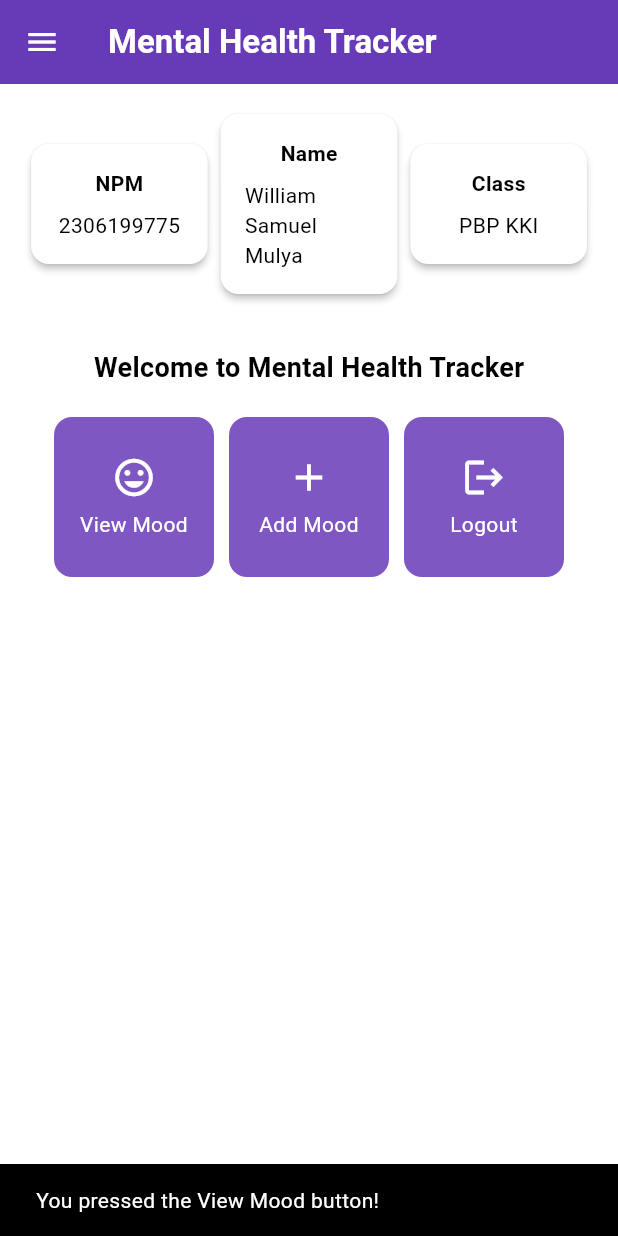
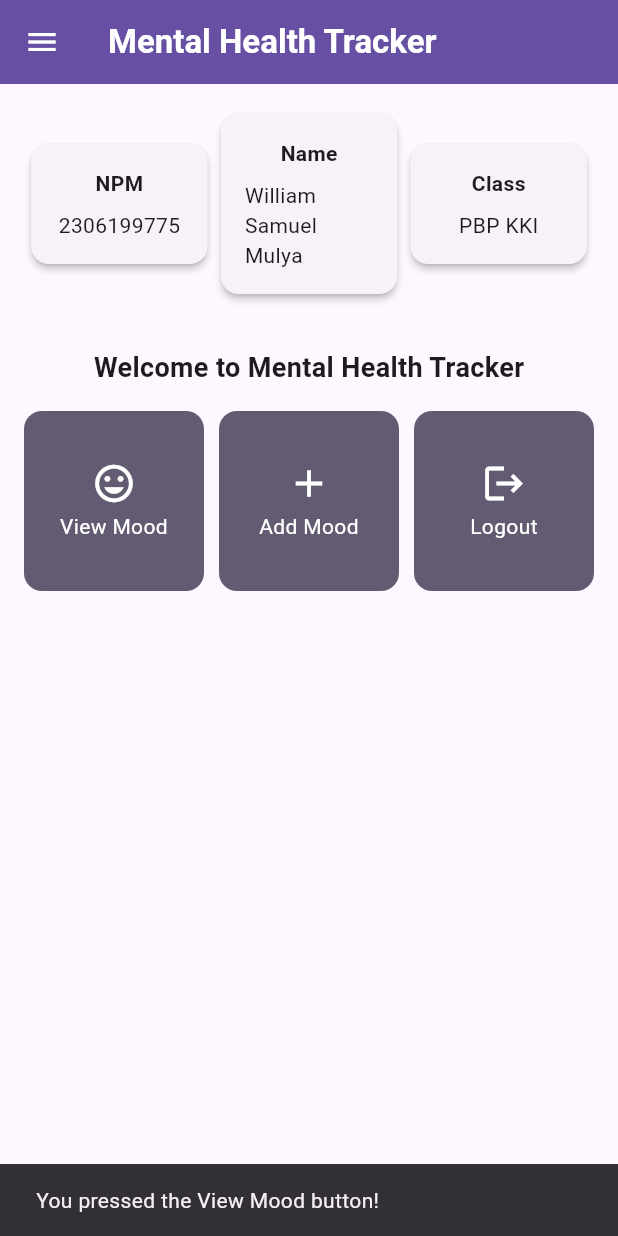
Before and after one commit to sugonamu/mental-health-tracker-mobile, a Flutter app: the screen it shows after launch, after a tap on "View Mood", on a phone screen of 412 x 824 dp. Run offline on Flutter 3.47's test engine with Material 3 defaults, Android fonts, the phone set to English and light mode, and no system bars.

Commit message:
File Refactoring

```diff
--- a/lib/main.dart
+++ b/lib/main.dart
@@ -1,5 +1,5 @@
 import 'package:flutter/material.dart';
-import 'package:mental_health_tracker/menu.dart';
+import 'package:mental_health_tracker/screens/menu.dart';
 
 void main() {
   runApp(const MyApp());
@@ -8,32 +8,14 @@ void main() {
 class MyApp extends StatelessWidget {
   const MyApp({super.key});
 
-  // This widget is the root of your application.
   @override
   Widget build(BuildContext context) {
     return MaterialApp(
-      title: 'Flutter Demo',
+      title: 'Mental Health Tracker',
       theme: ThemeData(
-        // This is the theme of your application.
-        //
-        // TRY THIS: Try running your application with "flutter run". You'll see
-        // the application has a purple toolbar. Then, without quitting the app,
-        // try changing the seedColor in the colorScheme below to Colors.green
-        // and then invoke "hot reload" (save your changes or press the "hot
-        // reload" button in a Flutter-supported IDE, or press "r" if you used
-        // the command line to start the app).
-        //
-        // Notice that the counter didn't reset back to zero; the application
-        // state is not lost during the reload. To reset the state, use hot
-        // restart instead.
-        //
-        // This works for code too, not just values: Most code changes can be
-        // tested with just a hot reload.
-         colorScheme: ColorScheme.fromSwatch(
-            primarySwatch: Colors.deepPurple,
-      ).copyWith(secondary: Colors.deepPurple[400]),
+        primarySwatch: Colors.blue,
       ),
-      home:MyHomePage()
+      home: MyHomePage(), // MyHomePage is now accessible
     );
   }
 }
--- a/lib/menu.dart
+++ /dev/null
@@ -1,166 +0,0 @@
-import 'package:flutter/material.dart';
-import 'package:mental_health_tracker/moodentry_form.dart';
-import 'package:mental_health_tracker/widgets/left_drawer.dart';
-
-class MyHomePage extends StatelessWidget {
-  final String npm = '2306199775';
-  final String name = 'William Samuel Mulya';
-  final String className = 'PBP KKI';
-
-  final List<ItemHomepage> items = [
-    ItemHomepage("View Mood", Icons.mood),
-    ItemHomepage("Add Mood", Icons.add),
-    ItemHomepage("Logout", Icons.logout),
-  ];
-
-  MyHomePage({super.key});
-
-  @override
-  Widget build(BuildContext context) {
-    return Scaffold(
-      appBar: AppBar(
-        title: const Text(
-          'Mental Health Tracker',
-          style: TextStyle(
-            color: Colors.white,
-            fontWeight: FontWeight.bold,
-          ),
-        ),
-        iconTheme: const IconThemeData(color: Colors.white),
-        backgroundColor: Theme.of(context).colorScheme.primary,
-      ),
-      drawer: const LeftDrawer(),
-      body: Padding(
-        padding: const EdgeInsets.all(16.0),
-        child: Column(
-          crossAxisAlignment: CrossAxisAlignment.center,
-          children: [
-            Row(
-              mainAxisAlignment: MainAxisAlignment.spaceEvenly,
-              children: [
-                InfoCard(title: 'NPM', content: npm),
-                InfoCard(title: 'Name', content: name),
-                InfoCard(title: 'Class', content: className),
-              ],
-            ),
-            const SizedBox(height: 16.0),
-            Center(
-              child: Column(
-                children: [
-                  const Padding(
-                    padding: EdgeInsets.only(top: 16.0),
-                    child: Text(
-                      'Welcome to Mental Health Tracker',
-                      style: TextStyle(
-                        fontWeight: FontWeight.bold,
-                        fontSize: 18.0,
-                      ),
-                    ),
-                  ),
-                  GridView.count(
-                    primary: true,
-                    padding: const EdgeInsets.all(20),
-                    crossAxisSpacing: 10,
-                    mainAxisSpacing: 10,
-                    crossAxisCount: 3,
-                    shrinkWrap: true,
-                    children: items.map((ItemHomepage item) {
-                      return ItemCard(item);
-                    }).toList(),
-                  ),
-                ],
-              ),
-            ),
-          ],
-        ),
-      ),
-    );
-  }
-}
-
-class InfoCard extends StatelessWidget {
-  final String title;
-  final String content;
-
-  const InfoCard({super.key, required this.title, required this.content});
-
-  @override
-  Widget build(BuildContext context) {
-    return Card(
-      elevation: 2.0,
-      child: Container(
-        width: MediaQuery.of(context).size.width / 3.5,
-        padding: const EdgeInsets.all(16.0),
-        child: Column(
-          children: [
-            Text(
-              title,
-              style: const TextStyle(fontWeight: FontWeight.bold),
-            ),
-            const SizedBox(height: 8.0),
-            Text(content),
-          ],
-        ),
-      ),
-    );
-  }
-}
-
-class ItemHomepage {
-  final String name;
-  final IconData icon;
-
-  ItemHomepage(this.name, this.icon);
-}
-
-class ItemCard extends StatelessWidget {
-  final ItemHomepage item;
-
-  const ItemCard(this.item, {super.key});
-
-  @override
-  Widget build(BuildContext context) {
-    return Material(
-      color: Theme.of(context).colorScheme.secondary,
-      borderRadius: BorderRadius.circular(12),
-      child: InkWell(
-        onTap: () {
-          ScaffoldMessenger.of(context)
-            ..hideCurrentSnackBar()
-            ..showSnackBar(SnackBar(
-                content: Text("You pressed the ${item.name} button!")));
-
-          if (item.name == "Add Mood") {
-            Navigator.push(
-              context,
-              MaterialPageRoute(
-                builder: (context) => MoodEntryFormPage(),
-              ),
-            );
-          }
-        },
-        child: Container(
-          padding: const EdgeInsets.all(8),
-          child: Center(
-            child: Column(
-              mainAxisAlignment: MainAxisAlignment.center,
-              children: [
-                Icon(
-                  item.icon,
-                  color: Colors.white,
-                  size: 30.0,
-                ),
-                const Padding(padding: EdgeInsets.all(3)),
-                Text(
-                  item.name,
-                  textAlign: TextAlign.center,
-                  style: const TextStyle(color: Colors.white),
-                ),
-              ],
-            ),
-          ),
-        ),
-      ),
-    );
-  }
-}
--- /dev/null
+++ b/lib/screens/menu.dart
@@ -0,0 +1,103 @@
+import 'package:flutter/material.dart';
+import 'package:mental_health_tracker/screens/moodentry_form.dart';
+import 'package:mental_health_tracker/widgets/left_drawer.dart';
+import 'package:mental_health_tracker/widgets/mood_card.dart';
+
+class MyHomePage extends StatelessWidget {
+  final String npm = '2306199775';
+  final String name = 'William Samuel Mulya';
+  final String className = 'PBP KKI';
+
+  final List<ItemHomepage> items = [
+    ItemHomepage("View Mood", Icons.mood),
+    ItemHomepage("Add Mood", Icons.add),
+    ItemHomepage("Logout", Icons.logout),
+  ];
+
+  MyHomePage({super.key});
+
+  @override
+  Widget build(BuildContext context) {
+    return Scaffold(
+      appBar: AppBar(
+        title: const Text(
+          'Mental Health Tracker',
+          style: TextStyle(
+            color: Colors.white,
+            fontWeight: FontWeight.bold,
+          ),
+        ),
+        iconTheme: const IconThemeData(color: Colors.white),
+        backgroundColor: Theme.of(context).colorScheme.primary,
+      ),
+      drawer: const LeftDrawer(),
+      body: Padding(
+        padding: const EdgeInsets.all(16.0),
+        child: Column(
+          crossAxisAlignment: CrossAxisAlignment.center,
+          children: [
+            Row(
+              mainAxisAlignment: MainAxisAlignment.spaceEvenly,
+              children: [
+                InfoCard(title: 'NPM', content: npm),
+                InfoCard(title: 'Name', content: name),
+                InfoCard(title: 'Class', content: className),
+              ],
+            ),
+            const SizedBox(height: 16.0),
+            const Padding(
+              padding: EdgeInsets.only(top: 16.0),
+              child: Text(
+                'Welcome to Mental Health Tracker',
+                style: TextStyle(
+                  fontWeight: FontWeight.bold,
+                  fontSize: 18.0,
+                ),
+              ),
+            ),
+            const SizedBox(height: 16.0),
+            SizedBox(
+              height: 200, // Specify a height for GridView
+              child: GridView.count(
+                crossAxisCount: 3,
+                mainAxisSpacing: 10,
+                crossAxisSpacing: 10,
+                children: items.map((item) {
+                  return ItemCard(item);
+                }).toList(),
+              ),
+            ),
+          ],
+        ),
+      ),
+    );
+  }
+}
+
+class InfoCard extends StatelessWidget {
+  final String title;
+  final String content;
+
+  const InfoCard({super.key, required this.title, required this.content});
+
+  @override
+  Widget build(BuildContext context) {
+    return Card(
+      elevation: 2.0,
+      child: Container(
+        width: MediaQuery.of(context).size.width / 3.5,
+        padding: const EdgeInsets.all(16.0),
+        child: Column(
+          children: [
+            Text(
+              title,
+              style: const TextStyle(fontWeight: FontWeight.bold),
+            ),
+            const SizedBox(height: 8.0),
+            Text(content),
+          ],
+        ),
+      ),
+    );
+  }
+}
--- a/lib/widgets/left_drawer.dart
+++ b/lib/widgets/left_drawer.dart
@@ -1,6 +1,6 @@
 import 'package:flutter/material.dart';
-import 'package:mental_health_tracker/menu.dart';
-import 'package:mental_health_tracker/moodentry_form.dart';
+import 'package:mental_health_tracker/screens/menu.dart';
+import 'package:mental_health_tracker/screens/moodentry_form.dart';
 
 class LeftDrawer extends StatelessWidget {
   const LeftDrawer({super.key});
@@ -54,10 +54,10 @@ class LeftDrawer extends StatelessWidget {
             leading: const Icon(Icons.mood),
             title: const Text('Add Mood'),
             onTap: () {
-              Navigator.push(
+              Navigator.pushReplacement(
                 context,
                 MaterialPageRoute(
-                  builder: (context) => MoodEntryFormPage(),
+                  builder: (context) => const MoodEntryFormPage(),
                 ),
               );
             },
--- /dev/null
+++ b/lib/widgets/mood_card.dart
@@ -0,0 +1,62 @@
+import 'package:flutter/material.dart';
+import 'package:mental_health_tracker/screens/moodentry_form.dart';
+
+class ItemHomepage {
+  final String name;
+  final IconData icon;
+
+  ItemHomepage(this.name, this.icon);
+}
+
+class ItemCard extends StatelessWidget {
+  final ItemHomepage item;
+
+  const ItemCard(this.item, {super.key});
+
+  @override
+  Widget build(BuildContext context) {
+    return Material(
+      color: Theme.of(context).colorScheme.secondary,
+      borderRadius: BorderRadius.circular(12),
+      child: InkWell(
+        onTap: () {
+          if (item.name == "Add Mood") {
+            Navigator.push(
+              context,
+              MaterialPageRoute(
+                builder: (context) => const MoodEntryFormPage(),
+              ),
+            );
+          } else {
+            ScaffoldMessenger.of(context)
+              ..hideCurrentSnackBar()
+              ..showSnackBar(SnackBar(
+                content: Text("You pressed the ${item.name} button!"),
+              ));
+          }
+        },
+        child: Container(
+          padding: const EdgeInsets.all(8),
+          child: Center(
+            child: Column(
+              mainAxisAlignment: MainAxisAlignment.center,
+              children: [
+                Icon(
+                  item.icon,
+                  color: Colors.white,
+                  size: 30.0,
+                ),
+                const SizedBox(height: 4),
+                Text(
+                  item.name,
+                  textAlign: TextAlign.center,
+                  style: const TextStyle(color: Colors.white),
+                ),
+              ],
+            ),
+          ),
+        ),
+      ),
+    );
+  }
+}
```
Also changed, not shown: lib/screens/moodentry_form.dart (renamed from lib/moodentry_form.dart).
